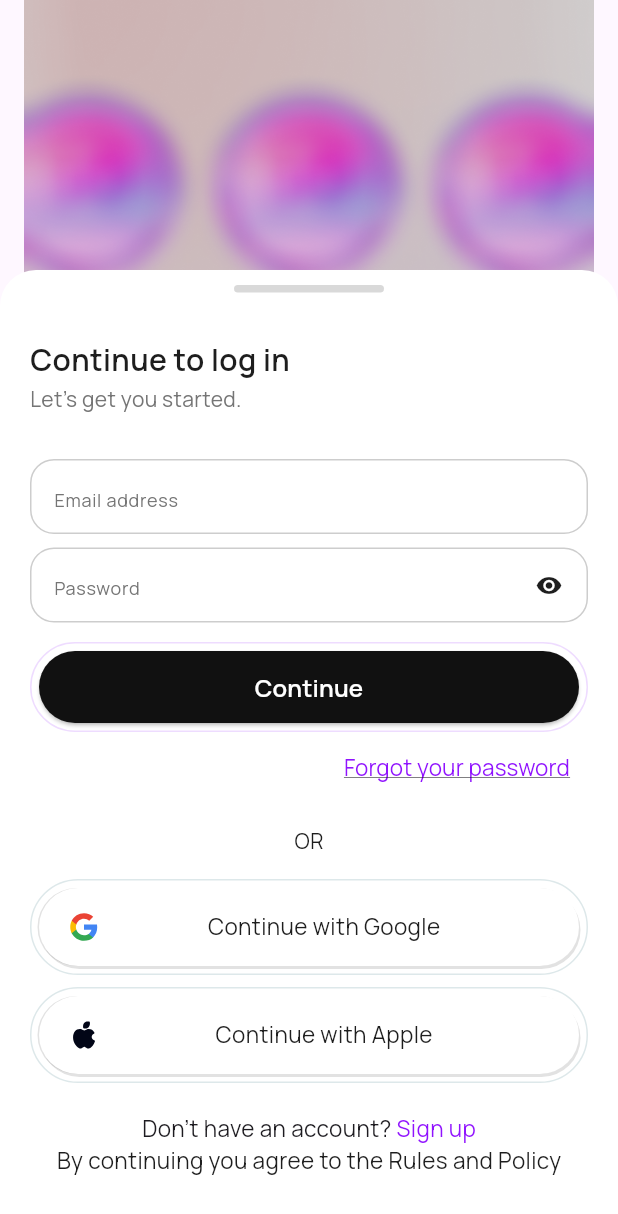
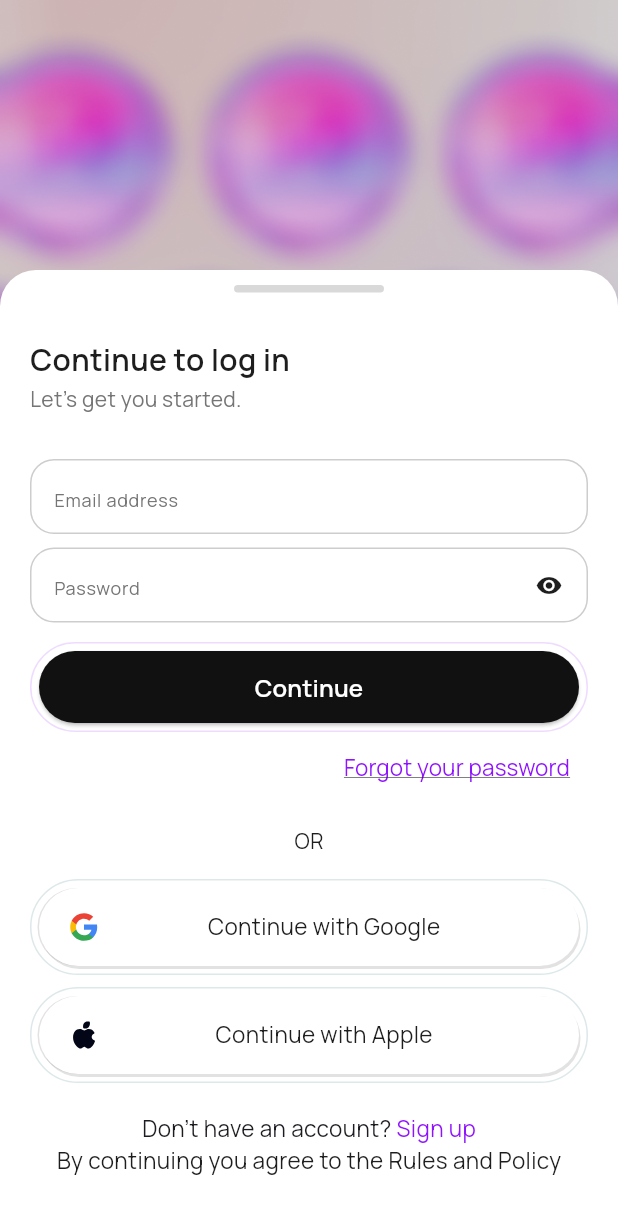
Before and after one commit to Emmanueloluwadamilola/flowva_app, a Flutter app: the screen it shows after launch, on a phone screen of 412 x 824 dp. Shown: the top 1214 px of the screen. Run offline on Flutter 3.47's test engine with Material 3 defaults, Android fonts, the light colour scheme and no system bars; our stand-ins replace flutter_dotenv, flutter_svg, shared_preferences, supabase_flutter; accounts and stored records are empty.

```diff
--- a/lib/features/auth/screens/login_screen.dart
+++ b/lib/features/auth/screens/login_screen.dart
@@ -27,7 +27,9 @@ class LoginScreen extends StatelessWidget {
           width: double.infinity,
           height: double.infinity,
           decoration: BoxDecoration(
-            image: DecorationImage(image: AssetImage(imgLoginBackground)),
+            image: DecorationImage(
+               fit: BoxFit.fitWidth,
+              image: AssetImage(imgLoginBackground)),
           ),
           child: Align(
             alignment: Alignment.bottomCenter,
--- a/lib/features/auth/screens/sign_up_screen.dart
+++ b/lib/features/auth/screens/sign_up_screen.dart
@@ -26,7 +26,9 @@ class SignUpScreen extends StatelessWidget {
           width: double.infinity,
           height: double.infinity,
           decoration: BoxDecoration(
-            image: DecorationImage(image: AssetImage(imgLoginBackground)),
+            image: DecorationImage(
+              fit: BoxFit.fitWidth,
+              image: AssetImage(imgLoginBackground)),
           ),
           child: Align(
             alignment: Alignment.bottomCenter,
```
Also changed, not shown: firebase.json (added), 3 other files.
